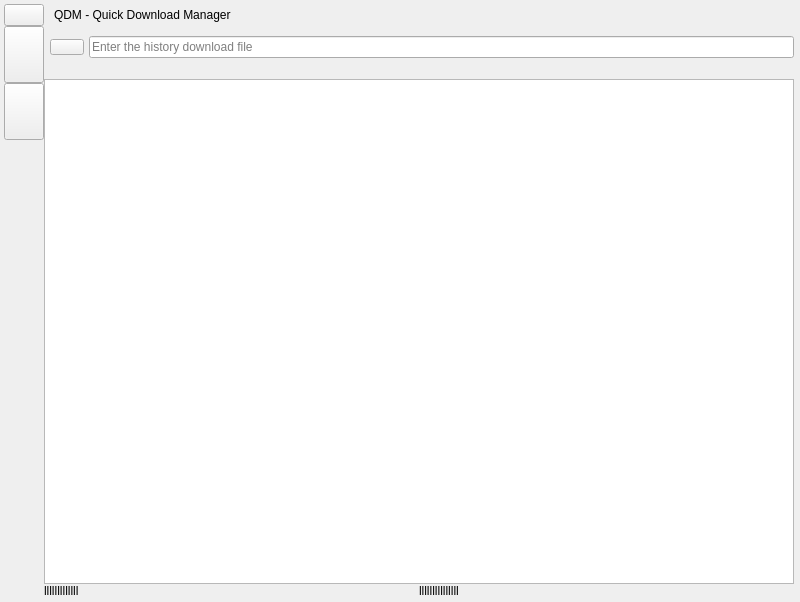
The window that ui/MainWindow.ui (qliuyang/QDM) describes before a commit, drawn with Qt 5.
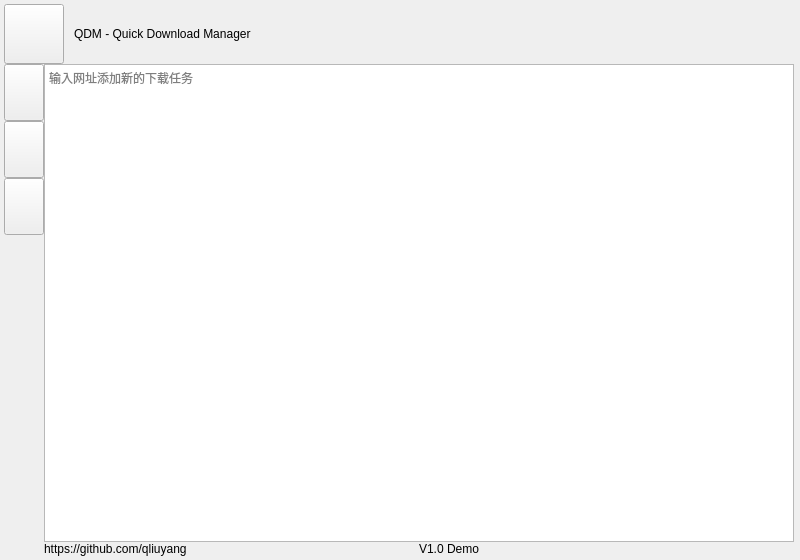
The same window after the commit. Icons and pictures are not drawn. Custom widgets are drawn as their Qt base class.

What changed in the file:
```diff
--- a/ui/MainWindow.ui
+++ b/ui/MainWindow.ui
@@ -7,7 +7,7 @@
     <x>0</x>
     <y>0</y>
     <width>800</width>
-    <height>602</height>
+    <height>560</height>
    </rect>
   </property>
   <property name="windowTitle">
@@ -80,6 +80,25 @@
          </property>
         </widget>
        </item>
+       <item>
+        <widget class="QPushButton" name="downloadListPageBtn">
+         <property name="minimumSize">
+          <size>
+           <width>0</width>
+           <height>57</height>
+          </size>
+         </property>
+         <property name="text">
+          <string/>
+         </property>
+         <property name="iconSize">
+          <size>
+           <width>47</width>
+           <height>22</height>
+          </size>
+         </property>
+        </widget>
+       </item>
        <item>
         <widget class="QPushButton" name="settingPageBtn">
          <property name="minimumSize">
@@ -140,14 +159,14 @@
        <item>
         <widget class="QLabel" name="messageLabel">
          <property name="text">
-          <string>lllllllllllll</string>
+          <string>https://github.com/qliuyang</string>
          </property>
         </widget>
        </item>
        <item>
         <widget class="QLabel" name="versionLabel">
          <property name="text">
-          <string>lllllllllllllll</string>
+          <string>V1.0 Demo</string>
          </property>
         </widget>
        </item>
@@ -162,7 +181,7 @@
       <property name="currentIndex">
        <number>0</number>
       </property>
-      <widget class="QWidget" name="downloadPage">
+      <widget class="QWidget" name="downloadListPage">
        <layout class="QGridLayout" name="gridLayout">
         <property name="leftMargin">
          <number>0</number>
@@ -249,6 +268,32 @@
         </item>
        </layout>
       </widget>
+      <widget class="QWidget" name="downloadPage">
+       <layout class="QGridLayout" name="gridLayout_3">
+        <property name="leftMargin">
+         <number>0</number>
+        </property>
+        <property name="topMargin">
+         <number>0</number>
+        </property>
+        <property name="rightMargin">
+         <number>0</number>
+        </property>
+        <property name="bottomMargin">
+         <number>0</number>
+        </property>
+        <property name="spacing">
+         <number>0</number>
+        </property>
+        <item row="0" column="0">
+         <widget class="CustomPlainTextEdit" name="newDownloadEdit">
+          <property name="placeholderText">
+           <string>输入网址添加新的下载任务</string>
+          </property>
+         </widget>
+        </item>
+       </layout>
+      </widget>
      </widget>
     </item>
     <item row="0" column="0" colspan="2">
@@ -271,6 +316,12 @@
        </property>
        <item>
         <widget class="QPushButton" name="iconApp">
+         <property name="minimumSize">
+          <size>
+           <width>60</width>
+           <height>60</height>
+          </size>
+         </property>
          <property name="text">
           <string/>
          </property>
@@ -280,8 +331,8 @@
          </property>
          <property name="iconSize">
           <size>
-           <width>38</width>
-           <height>40</height>
+           <width>47</width>
+           <height>48</height>
           </size>
          </property>
         </widget>
@@ -318,6 +369,11 @@
    <extends>QListWidget</extends>
    <header location="global">DownloadEngine.h</header>
   </customwidget>
+  <customwidget>
+   <class>CustomPlainTextEdit</class>
+   <extends>QPlainTextEdit</extends>
+   <header>CustomWidget.h</header>
+  </customwidget>
  </customwidgets>
  <resources>
   <include location="../res/main.qrc"/>
```
Left out of the diff: 12 changed lines with no effect on the pictures.
